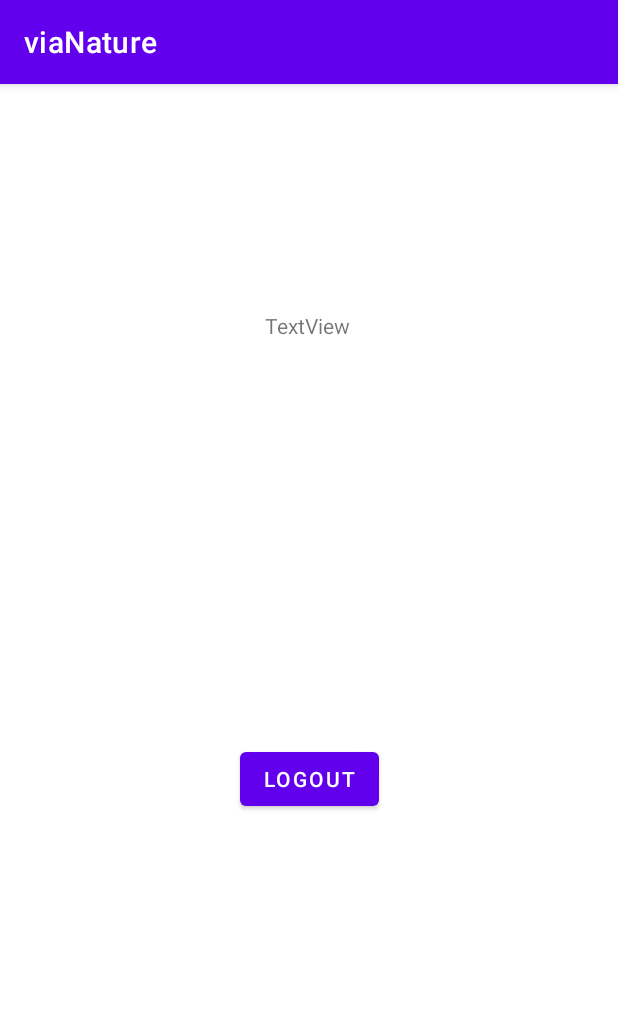
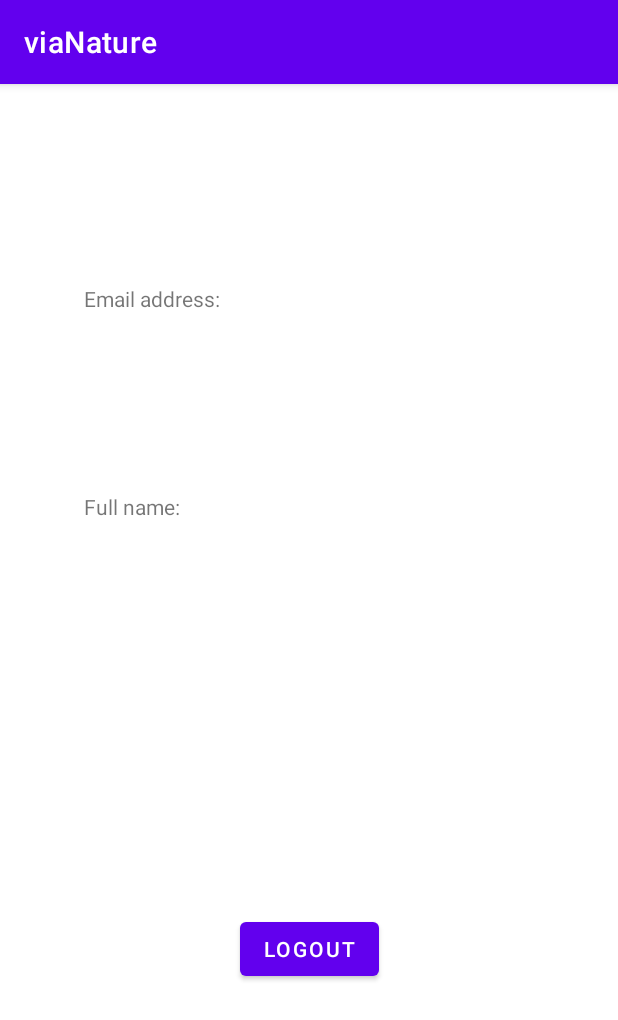
Before and after one commit to nedelchr/viaNatureRepo, an Android app: the ProfileActivity screen opened directly, with no data from a screen before it, on a phone screen of 412 x 824 dp. Shown: the top 1020 px of the screen. Run offline under Robolectric (Android 15) with nearby library versions, the phone set to English and light mode, and no system bars; our stand-ins replace Firebase (no records; nobody signed in at launch, a user with empty details on screens opened directly).

Commit message:
After a successfull login the app retrieves the users data from the database and it shows it on the screen

```diff
--- a/app/src/main/java/com/example/vianature/ProfileActivity.java
+++ b/app/src/main/java/com/example/vianature/ProfileActivity.java
@@ -1,17 +1,30 @@
 package com.example.vianature;
 
+import androidx.annotation.NonNull;
 import androidx.appcompat.app.AppCompatActivity;
 
 import android.content.Intent;
 import android.os.Bundle;
 import android.view.View;
 import android.widget.Button;
+import android.widget.TextView;
+import android.widget.Toast;
 
 import com.google.firebase.auth.FirebaseAuth;
+import com.google.firebase.auth.FirebaseUser;
+import com.google.firebase.database.DataSnapshot;
+import com.google.firebase.database.DatabaseError;
+import com.google.firebase.database.DatabaseReference;
+import com.google.firebase.database.FirebaseDatabase;
+import com.google.firebase.database.ValueEventListener;
 
 public class ProfileActivity extends AppCompatActivity {
 
     private Button logOut;
+    private FirebaseUser user;
+    private DatabaseReference reference;
+
+    private String userID;
 
     @Override
     protected void onCreate(Bundle savedInstanceState) {
@@ -26,5 +39,34 @@ public class ProfileActivity extends AppCompatActivity {
                 startActivity(new Intent(ProfileActivity.this, LoginUser.class));
             }
         });
+
+        user = FirebaseAuth.getInstance().getCurrentUser();
+        reference = FirebaseDatabase.getInstance().getReference("Users");
+        userID = user.getUid();
+
+        final TextView greetingTextView = (TextView) findViewById(R.id.greeting);
+        final TextView fullNameTextView = (TextView) findViewById(R.id.fullName);
+        final TextView emailTextView = (TextView) findViewById(R.id.emailAddress);
+
+        reference.child(userID).addListenerForSingleValueEvent(new ValueEventListener() {
+            @Override
+            public void onDataChange(@NonNull DataSnapshot snapshot) {
+                User userProfile = snapshot.getValue(User.class);
+
+                if(userProfile!=null) {
+                    String fullName = userProfile.fullName;
+                    String email = userProfile.email;
+
+                    greetingTextView.setText("Welcome, "+ fullName+ " !");
+                    fullNameTextView.setText(fullName);
+                    emailTextView.setText(email);
+                }
+            }
+
+            @Override
+            public void onCancelled(@NonNull DatabaseError error) {
+                Toast.makeText(ProfileActivity.this, "Smthg is wrong", Toast.LENGTH_LONG).show();
+            }
+        });
     }
 }
--- a/app/src/main/res/layout/activity_profile.xml
+++ b/app/src/main/res/layout/activity_profile.xml
@@ -5,6 +5,18 @@
     android:layout_width="match_parent"
     android:layout_height="match_parent"
     tools:context=".ProfileActivity">
+
+
+    <TextView
+        android:id="@+id/greeting"
+        android:layout_width="wrap_content"
+        android:layout_height="wrap_content"
+        app:layout_constraintBottom_toBottomOf="parent"
+        app:layout_constraintEnd_toEndOf="parent"
+        app:layout_constraintHorizontal_bias="0.136"
+        app:layout_constraintStart_toStartOf="parent"
+        app:layout_constraintTop_toTopOf="parent"
+        app:layout_constraintVertical_bias="0.067" />
 
     <Button
         android:id="@+id/signOut"
@@ -15,17 +27,41 @@
         app:layout_constraintEnd_toEndOf="parent"
         app:layout_constraintStart_toStartOf="parent"
         app:layout_constraintTop_toTopOf="parent"
-        app:layout_constraintVertical_bias="0.61" />
+        app:layout_constraintVertical_bias="0.768" />
 
     <TextView
-        android:id="@+id/textView"
+        android:id="@+id/emailAddressTitle"
         android:layout_width="wrap_content"
         android:layout_height="wrap_content"
-        android:text="TextView"
-        app:layout_constraintBottom_toBottomOf="parent"
-        app:layout_constraintEnd_toEndOf="parent"
-        app:layout_constraintHorizontal_bias="0.498"
-        app:layout_constraintStart_toStartOf="parent"
-        app:layout_constraintTop_toTopOf="parent"
-        app:layout_constraintVertical_bias="0.202" />
+        android:layout_marginTop="64dp"
+        android:text="Email address:"
+        app:layout_constraintStart_toStartOf="@+id/greeting"
+        app:layout_constraintTop_toBottomOf="@+id/greeting" />
+
+    <TextView
+        android:id="@+id/emailAddress"
+        android:layout_width="wrap_content"
+        android:layout_height="wrap_content"
+        android:layout_marginTop="40dp"
+        app:layout_constraintTop_toBottomOf="@+id/emailAddressTitle"
+        app:layout_constraintLeft_toLeftOf="@+id/emailAddressTitle" />
+
+    <TextView
+        android:id="@+id/fullNameTitle"
+        android:layout_width="wrap_content"
+        android:layout_height="wrap_content"
+        android:layout_marginTop="60dp"
+        android:text="Full name:"
+        app:layout_constraintLeft_toLeftOf="@+id/greeting"
+        app:layout_constraintTop_toBottomOf="@+id/emailAddress" />
+
+    <TextView
+        android:id="@+id/fullName"
+        android:layout_width="wrap_content"
+        android:layout_height="wrap_content"
+        android:layout_marginTop="52dp"
+        app:layout_constraintLeft_toLeftOf="@+id/emailAddressTitle"
+        app:layout_constraintTop_toBottomOf="@+id/fullNameTitle" />
+
+
 </androidx.constraintlayout.widget.ConstraintLayout>
```
